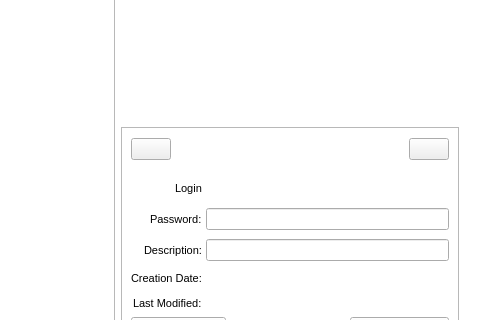
First picture: the form in src/CredentialsManagement.ui, repository mooltipass/moolticute, before the edit; both pictures show x 262 to 760 and y 205 to 525 of the 760 by 642 pixel window.
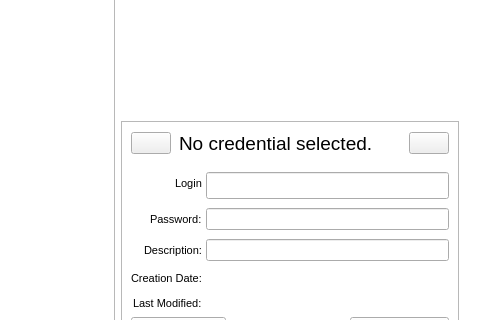
Second picture: the form after the edit. The open tabs and pages were chosen to show the change. Icons and pictures are not drawn. Custom widgets are drawn as their Qt base class.

Commit message: Send mmm credentials changes to backend

```diff
--- a/src/CredentialsManagement.ui
+++ b/src/CredentialsManagement.ui
@@ -325,6 +325,9 @@
                     <pointsize>14</pointsize>
                    </font>
                   </property>
+                  <property name="text">
+                   <string>No credential selected.</string>
+                  </property>
                   <property name="frame">
                    <bool>false</bool>
                   </property>
@@ -476,12 +479,6 @@
                     <bold>false</bold>
                    </font>
                   </property>
-                  <property name="frame">
-                   <bool>false</bool>
-                  </property>
-                  <property name="readOnly">
-                   <bool>true</bool>
-                  </property>
                  </widget>
                 </item>
                 <item row="6" column="1">
```
Left out of the diff: 2 changed lines with no effect on the pictures. The commit also changes 12 other files.
